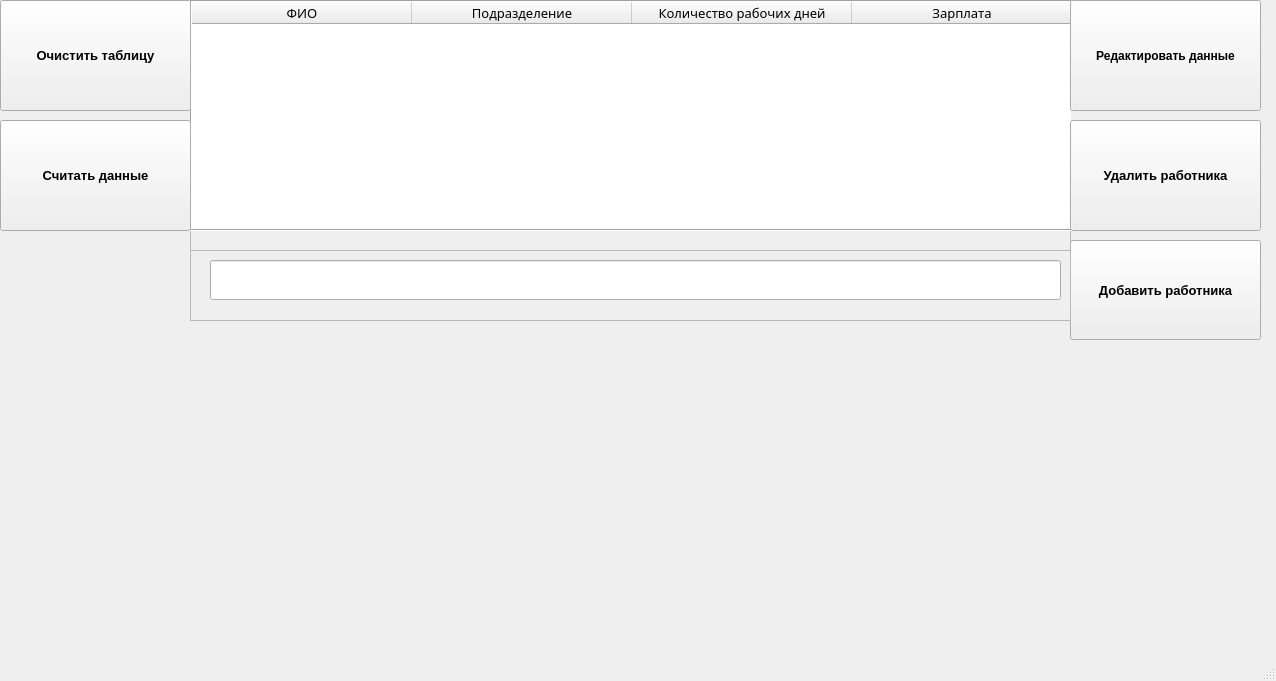
Qt form employee.ui (TimohaSheff/Task_6-9) before a commit.
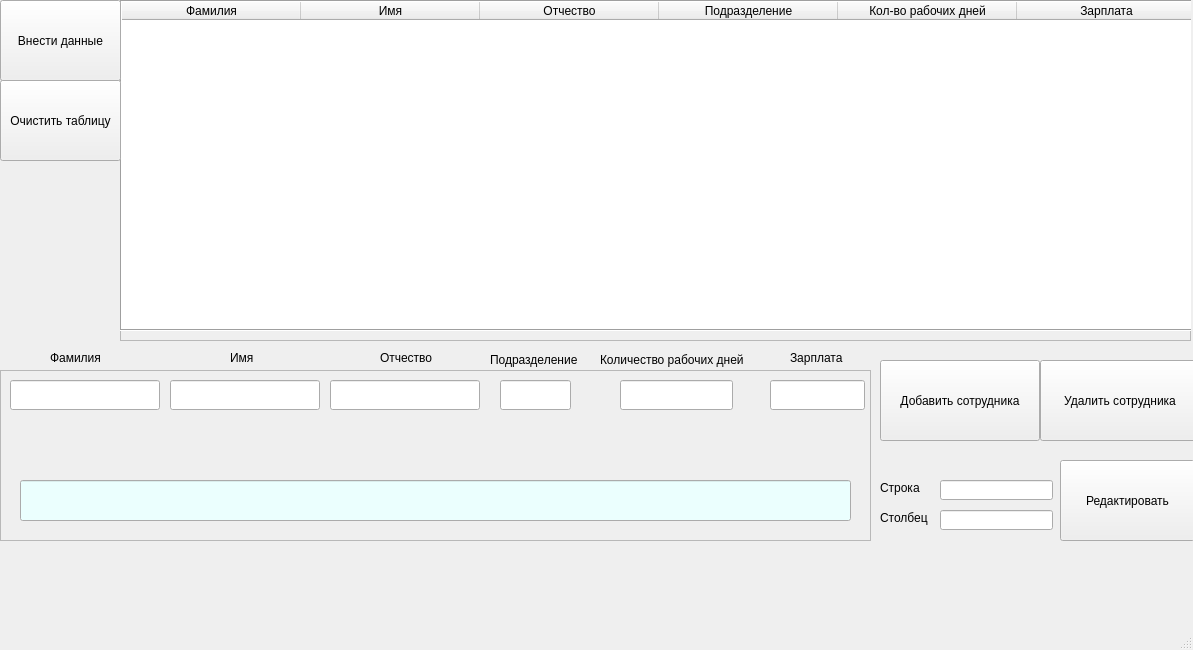
The same form after that commit.

```diff
--- a/employee.ui
+++ b/employee.ui
@@ -9,8 +9,8 @@
    <rect>
     <x>0</x>
     <y>0</y>
-    <width>1276</width>
-    <height>681</height>
+    <width>1193</width>
+    <height>650</height>
    </rect>
   </property>
   <property name="windowTitle">
@@ -20,10 +20,10 @@
    <widget class="QFrame" name="frame">
     <property name="geometry">
      <rect>
-      <x>190</x>
-      <y>-10</y>
-      <width>881</width>
-      <height>261</height>
+      <x>120</x>
+      <y>0</y>
+      <width>1071</width>
+      <height>341</height>
      </rect>
     </property>
     <property name="frameShape">
@@ -36,17 +36,11 @@
      <property name="geometry">
       <rect>
        <x>0</x>
-       <y>10</y>
-       <width>891</width>
-       <height>231</height>
+       <y>0</y>
+       <width>1081</width>
+       <height>331</height>
       </rect>
      </property>
-     <property name="font">
-      <font>
-       <family>Perpetua</family>
-       <pointsize>10</pointsize>
-      </font>
-     </property>
      <property name="frameShape">
       <enum>QFrame::Box</enum>
      </property>
@@ -57,17 +51,27 @@
       <number>0</number>
      </property>
      <property name="columnCount">
-      <number>4</number>
+      <number>6</number>
      </property>
      <attribute name="horizontalHeaderVisible">
       <bool>true</bool>
      </attribute>
      <attribute name="horizontalHeaderDefaultSectionSize">
-      <number>220</number>
+      <number>179</number>
      </attribute>
      <column>
       <property name="text">
-       <string>ФИО</string>
+       <string>Фамилия</string>
+      </property>
+     </column>
+     <column>
+      <property name="text">
+       <string>Имя</string>
+      </property>
+     </column>
+     <column>
+      <property name="text">
+       <string>Отчество</string>
       </property>
      </column>
      <column>
@@ -77,7 +81,7 @@
      </column>
      <column>
       <property name="text">
-       <string>Количество рабочих дней</string>
+       <string>Кол-во рабочих дней</string>
       </property>
      </column>
      <column>
@@ -91,114 +95,35 @@
     <property name="geometry">
      <rect>
       <x>0</x>
-      <y>0</y>
-      <width>191</width>
-      <height>111</height>
+      <y>80</y>
+      <width>121</width>
+      <height>81</height>
      </rect>
     </property>
-    <property name="font">
-     <font>
-      <family>Arial</family>
-      <pointsize>10</pointsize>
-      <weight>75</weight>
-      <bold>true</bold>
-     </font>
-    </property>
     <property name="text">
      <string>Очистить таблицу</string>
     </property>
    </widget>
-   <widget class="QPushButton" name="pushButton">
-    <property name="geometry">
-     <rect>
-      <x>0</x>
-      <y>120</y>
-      <width>191</width>
-      <height>111</height>
-     </rect>
-    </property>
-    <property name="font">
-     <font>
-      <family>Arial</family>
-      <pointsize>10</pointsize>
-      <weight>75</weight>
-      <bold>true</bold>
-     </font>
-    </property>
-    <property name="text">
-     <string>Считать данные</string>
-    </property>
-   </widget>
    <widget class="QPushButton" name="pushButton_3">
     <property name="geometry">
      <rect>
-      <x>1070</x>
-      <y>240</y>
-      <width>191</width>
-      <height>100</height>
+      <x>880</x>
+      <y>360</y>
+      <width>160</width>
+      <height>81</height>
      </rect>
     </property>
-    <property name="font">
-     <font>
-      <family>Arial</family>
-      <pointsize>10</pointsize>
-      <weight>75</weight>
-      <bold>true</bold>
-     </font>
-    </property>
     <property name="text">
-     <string>Добавить работника</string>
-    </property>
-   </widget>
-   <widget class="QPushButton" name="pushButton_4">
-    <property name="geometry">
-     <rect>
-      <x>1070</x>
-      <y>120</y>
-      <width>191</width>
-      <height>111</height>
-     </rect>
-    </property>
-    <property name="font">
-     <font>
-      <family>Arial</family>
-      <pointsize>10</pointsize>
-      <weight>75</weight>
-      <bold>true</bold>
-     </font>
-    </property>
-    <property name="text">
-     <string>Удалить работника</string>
-    </property>
-   </widget>
-   <widget class="QPushButton" name="pushButton_5">
-    <property name="geometry">
-     <rect>
-      <x>1070</x>
-      <y>0</y>
-      <width>191</width>
-      <height>111</height>
-     </rect>
-    </property>
-    <property name="font">
-     <font>
-      <family>Arial</family>
-      <pointsize>9</pointsize>
-      <weight>75</weight>
-      <bold>true</bold>
-     </font>
-    </property>
-    <property name="text">
-     <string>Редактировать данные</string>
+     <string>Добавить сотрудника</string>
     </property>
    </widget>
    <widget class="QFrame" name="frame_2">
     <property name="geometry">
      <rect>
-      <x>190</x>
-      <y>250</y>
-      <width>881</width>
-      <height>71</height>
+      <x>0</x>
+      <y>370</y>
+      <width>871</width>
+      <height>171</height>
      </rect>
     </property>
     <property name="frameShape">
@@ -211,18 +136,356 @@
      <property name="geometry">
       <rect>
        <x>20</x>
+       <y>110</y>
+       <width>831</width>
+       <height>41</height>
+      </rect>
+     </property>
+     <property name="palette">
+      <palette>
+       <active>
+        <colorrole role="WindowText">
+         <brush brushstyle="SolidPattern">
+          <color alpha="255">
+           <red>0</red>
+           <green>0</green>
+           <blue>255</blue>
+          </color>
+         </brush>
+        </colorrole>
+        <colorrole role="Text">
+         <brush brushstyle="SolidPattern">
+          <color alpha="255">
+           <red>0</red>
+           <green>0</green>
+           <blue>255</blue>
+          </color>
+         </brush>
+        </colorrole>
+        <colorrole role="Base">
+         <brush brushstyle="SolidPattern">
+          <color alpha="255">
+           <red>235</red>
+           <green>255</green>
+           <blue>254</blue>
+          </color>
+         </brush>
+        </colorrole>
+        <colorrole role="PlaceholderText">
+         <brush brushstyle="SolidPattern">
+          <color alpha="128">
+           <red>0</red>
+           <green>0</green>
+           <blue>255</blue>
+          </color>
+         </brush>
+        </colorrole>
+       </active>
+       <inactive>
+        <colorrole role="WindowText">
+         <brush brushstyle="SolidPattern">
+          <color alpha="255">
+           <red>0</red>
+           <green>0</green>
+           <blue>255</blue>
+          </color>
+         </brush>
+        </colorrole>
+        <colorrole role="Text">
+         <brush brushstyle="SolidPattern">
+          <color alpha="255">
+           <red>0</red>
+           <green>0</green>
+           <blue>255</blue>
+          </color>
+         </brush>
+        </colorrole>
+        <colorrole role="Base">
+         <brush brushstyle="SolidPattern">
+          <color alpha="255">
+           <red>235</red>
+           <green>255</green>
+           <blue>254</blue>
+          </color>
+         </brush>
+        </colorrole>
+        <colorrole role="PlaceholderText">
+         <brush brushstyle="SolidPattern">
+          <color alpha="128">
+           <red>0</red>
+           <green>0</green>
+           <blue>255</blue>
+          </color>
+         </brush>
+        </colorrole>
+       </inactive>
+       <disabled>
+        <colorrole role="WindowText">
+         <brush brushstyle="SolidPattern">
+          <color alpha="255">
+           <red>120</red>
+           <green>120</green>
+           <blue>120</blue>
+          </color>
+         </brush>
+        </colorrole>
+        <colorrole role="Text">
+         <brush brushstyle="SolidPattern">
+          <color alpha="255">
+           <red>120</red>
+           <green>120</green>
+           <blue>120</blue>
+          </color>
+         </brush>
+        </colorrole>
+        <colorrole role="Base">
+         <brush brushstyle="SolidPattern">
+          <color alpha="255">
+           <red>240</red>
+           <green>240</green>
+           <blue>240</blue>
+          </color>
+         </brush>
+        </colorrole>
+        <colorrole role="PlaceholderText">
+         <brush brushstyle="SolidPattern">
+          <color alpha="128">
+           <red>0</red>
+           <green>0</green>
+           <blue>0</blue>
+          </color>
+         </brush>
+        </colorrole>
+       </disabled>
+      </palette>
+     </property>
+     <property name="text">
+      <string/>
+     </property>
+    </widget>
+    <widget class="QLineEdit" name="lineEdit_4">
+     <property name="geometry">
+      <rect>
+       <x>10</x>
        <y>10</y>
-       <width>851</width>
-       <height>40</height>
+       <width>150</width>
+       <height>30</height>
       </rect>
      </property>
-     <property name="font">
-      <font>
-       <family>Perpetua</family>
-       <pointsize>12</pointsize>
-      </font>
+    </widget>
+    <widget class="QLineEdit" name="lineEdit_5">
+     <property name="geometry">
+      <rect>
+       <x>170</x>
+       <y>10</y>
+       <width>150</width>
+       <height>30</height>
+      </rect>
      </property>
     </widget>
+    <widget class="QLineEdit" name="lineEdit_6">
+     <property name="geometry">
+      <rect>
+       <x>330</x>
+       <y>10</y>
+       <width>150</width>
+       <height>30</height>
+      </rect>
+     </property>
+    </widget>
+    <widget class="QLineEdit" name="lineEdit_7">
+     <property name="geometry">
+      <rect>
+       <x>500</x>
+       <y>10</y>
+       <width>71</width>
+       <height>30</height>
+      </rect>
+     </property>
+    </widget>
+    <widget class="QLineEdit" name="lineEdit_8">
+     <property name="geometry">
+      <rect>
+       <x>620</x>
+       <y>10</y>
+       <width>113</width>
+       <height>30</height>
+      </rect>
+     </property>
+    </widget>
+    <widget class="QLineEdit" name="lineEdit_9">
+     <property name="geometry">
+      <rect>
+       <x>770</x>
+       <y>10</y>
+       <width>95</width>
+       <height>30</height>
+      </rect>
+     </property>
+    </widget>
+   </widget>
+   <widget class="QPushButton" name="pushButton">
+    <property name="geometry">
+     <rect>
+      <x>0</x>
+      <y>0</y>
+      <width>121</width>
+      <height>81</height>
+     </rect>
+    </property>
+    <property name="text">
+     <string>Внести данные</string>
+    </property>
+   </widget>
+   <widget class="QPushButton" name="pushButton_4">
+    <property name="geometry">
+     <rect>
+      <x>1060</x>
+      <y>460</y>
+      <width>135</width>
+      <height>81</height>
+     </rect>
+    </property>
+    <property name="text">
+     <string>Редактировать</string>
+    </property>
+   </widget>
+   <widget class="QLineEdit" name="lineEdit_2">
+    <property name="geometry">
+     <rect>
+      <x>940</x>
+      <y>480</y>
+      <width>113</width>
+      <height>20</height>
+     </rect>
+    </property>
+   </widget>
+   <widget class="QLineEdit" name="lineEdit_3">
+    <property name="geometry">
+     <rect>
+      <x>940</x>
+      <y>510</y>
+      <width>113</width>
+      <height>20</height>
+     </rect>
+    </property>
+   </widget>
+   <widget class="QPushButton" name="pushButton_5">
+    <property name="geometry">
+     <rect>
+      <x>1040</x>
+      <y>360</y>
+      <width>160</width>
+      <height>81</height>
+     </rect>
+    </property>
+    <property name="text">
+     <string>Удалить сотрудника</string>
+    </property>
+   </widget>
+   <widget class="QLabel" name="label">
+    <property name="geometry">
+     <rect>
+      <x>50</x>
+      <y>350</y>
+      <width>55</width>
+      <height>16</height>
+     </rect>
+    </property>
+    <property name="text">
+     <string>Фамилия</string>
+    </property>
+   </widget>
+   <widget class="QLabel" name="label_2">
+    <property name="geometry">
+     <rect>
+      <x>230</x>
+      <y>350</y>
+      <width>31</width>
+      <height>16</height>
+     </rect>
+    </property>
+    <property name="text">
+     <string>Имя</string>
+    </property>
+   </widget>
+   <widget class="QLabel" name="label_3">
+    <property name="geometry">
+     <rect>
+      <x>380</x>
+      <y>350</y>
+      <width>55</width>
+      <height>16</height>
+     </rect>
+    </property>
+    <property name="text">
+     <string>Отчество</string>
+    </property>
+   </widget>
+   <widget class="QLabel" name="label_4">
+    <property name="geometry">
+     <rect>
+      <x>490</x>
+      <y>350</y>
+      <width>91</width>
+      <height>20</height>
+     </rect>
+    </property>
+    <property name="text">
+     <string>Подразделение</string>
+    </property>
+   </widget>
+   <widget class="QLabel" name="label_5">
+    <property name="geometry">
+     <rect>
+      <x>600</x>
+      <y>350</y>
+      <width>151</width>
+      <height>20</height>
+     </rect>
+    </property>
+    <property name="text">
+     <string>Количество рабочих дней</string>
+    </property>
+   </widget>
+   <widget class="QLabel" name="label_6">
+    <property name="geometry">
+     <rect>
+      <x>790</x>
+      <y>350</y>
+      <width>55</width>
+      <height>16</height>
+     </rect>
+    </property>
+    <property name="text">
+     <string>Зарплата</string>
+    </property>
+   </widget>
+   <widget class="QLabel" name="label_7">
+    <property name="geometry">
+     <rect>
+      <x>880</x>
+      <y>480</y>
+      <width>55</width>
+      <height>16</height>
+     </rect>
+    </property>
+    <property name="text">
+     <string>Строка</string>
+    </property>
+   </widget>
+   <widget class="QLabel" name="label_8">
+    <property name="geometry">
+     <rect>
+      <x>880</x>
+      <y>510</y>
+      <width>55</width>
+      <height>16</height>
+     </rect>
+    </property>
+    <property name="text">
+     <string>Столбец</string>
+    </property>
    </widget>
   </widget>
   <widget class="QMenuBar" name="menubar">
```
Left out of the diff: 7 changed lines with no effect on the pictures.
